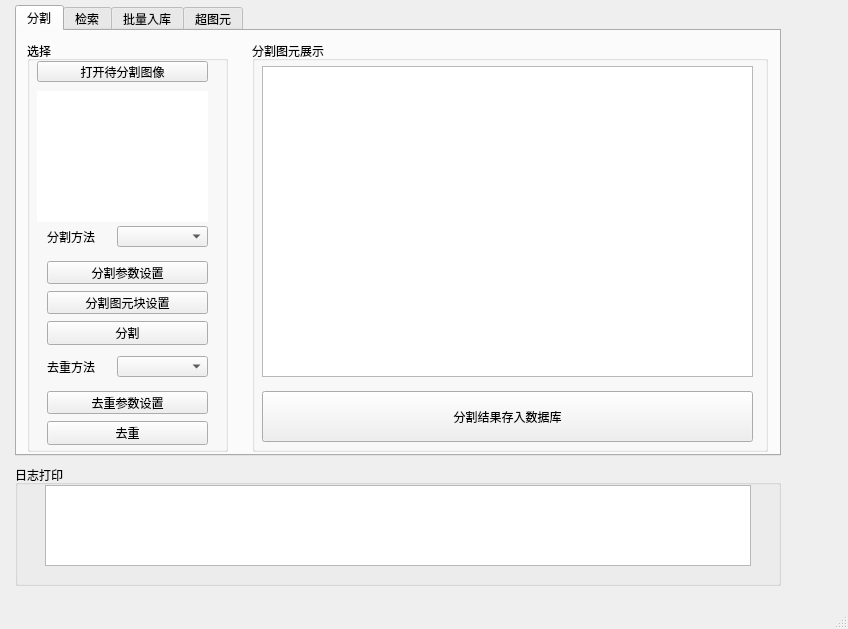
Old version of the form system/Pixel0.1/gui/qt_pixel_main.ui in the repository buptjz/Pixel.
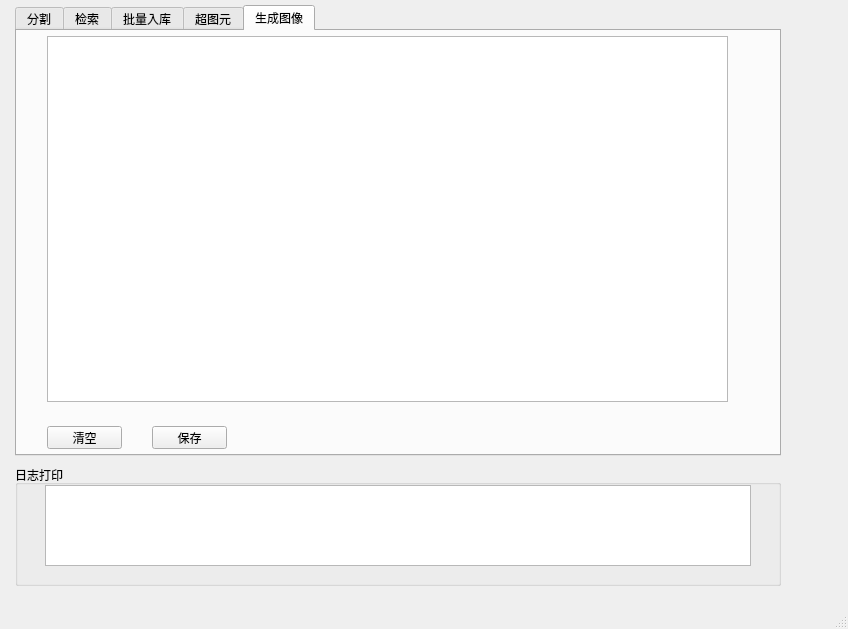
New version of the form.

Commit message: 生成 图像部分

The edit to the form file:
```diff
--- a/system/Pixel0.1/gui/qt_pixel_main.ui
+++ b/system/Pixel0.1/gui/qt_pixel_main.ui
@@ -30,7 +30,7 @@
      </rect>
     </property>
     <property name="currentIndex">
-     <number>0</number>
+     <number>4</number>
     </property>
     <property name="usesScrollButtons">
      <bool>true</bool>
@@ -601,6 +601,47 @@
       </property>
      </widget>
     </widget>
+    <widget class="QWidget" name="tab_3">
+     <attribute name="title">
+      <string>生成图像</string>
+     </attribute>
+     <widget class="QGraphicsView" name="GeneratedImageView">
+      <property name="geometry">
+       <rect>
+        <x>30</x>
+        <y>5</y>
+        <width>681</width>
+        <height>366</height>
+       </rect>
+      </property>
+     </widget>
+     <widget class="QPushButton" name="ClearGeneratedImageBtn">
+      <property name="geometry">
+       <rect>
+        <x>30</x>
+        <y>395</y>
+        <width>75</width>
+        <height>23</height>
+       </rect>
+      </property>
+      <property name="text">
+       <string>清空</string>
+      </property>
+     </widget>
+     <widget class="QPushButton" name="SaveGeneratedImageBtn">
+      <property name="geometry">
+       <rect>
+        <x>135</x>
+        <y>395</y>
+        <width>75</width>
+        <height>23</height>
+       </rect>
+      </property>
+      <property name="text">
+       <string>保存</string>
+      </property>
+     </widget>
+    </widget>
    </widget>
    <widget class="QGroupBox" name="log">
     <property name="enabled">
```
The commit also changes 8 other files.
